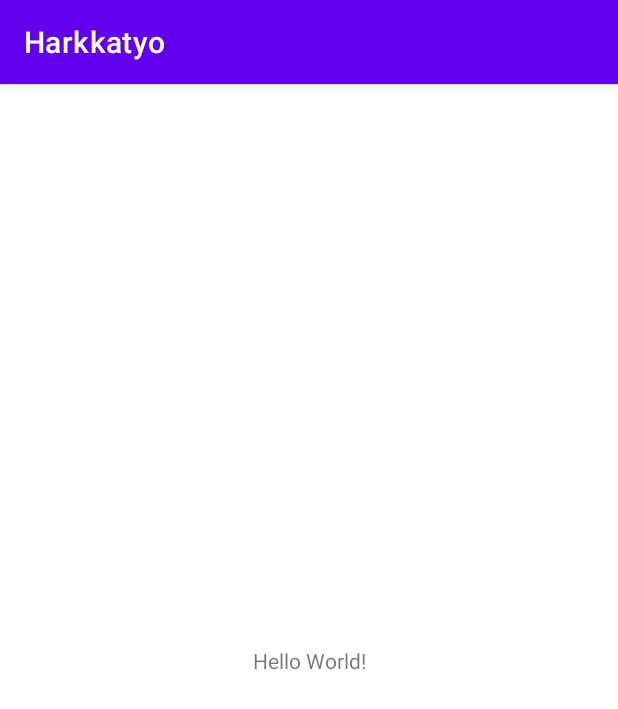
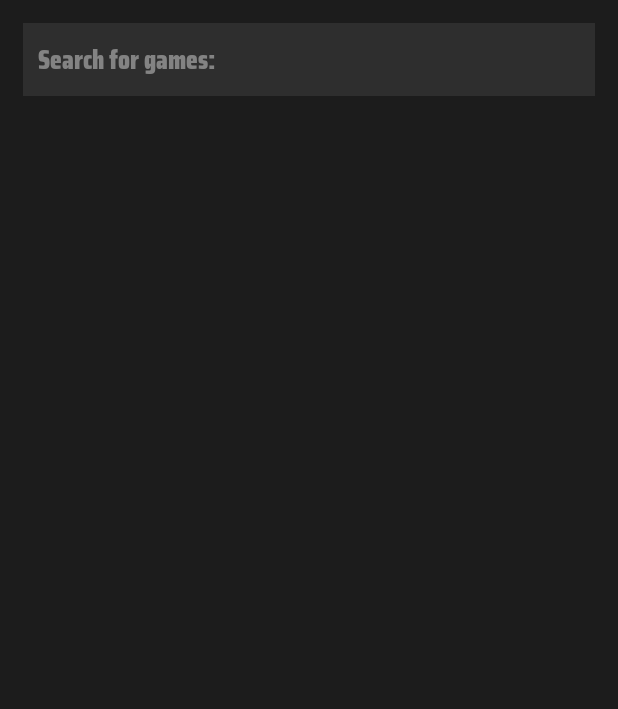
Before and after one commit to knuutti/speedrun-mobile-app, an Android app: the screen it shows after launch (MainActivity), on a phone screen of 412 x 824 dp. Shown: the top 709 px of the screen. Run offline under Robolectric (Android 15) with nearby library versions, the phone set to English and light mode, and no system bars.

Commit message:
Added game search

```diff
--- a/app/src/main/AndroidManifest.xml
+++ b/app/src/main/AndroidManifest.xml
@@ -2,12 +2,14 @@
 <manifest xmlns:android="http://schemas.android.com/apk/res/android"
     package="com.example.harkkatyo">
 
+    <uses-permission android:name="android.permission.INTERNET" />
     <application
         android:allowBackup="true"
         android:icon="@mipmap/ic_launcher"
         android:label="@string/app_name"
         android:roundIcon="@mipmap/ic_launcher_round"
         android:supportsRtl="true"
+        android:usesCleartextTraffic="true"
         android:theme="@style/Theme.Harkkatyo">
         <activity
             android:name=".MainActivity"
--- a/app/src/main/java/com/example/harkkatyo/MainActivity.java
+++ b/app/src/main/java/com/example/harkkatyo/MainActivity.java
@@ -2,13 +2,70 @@ package com.example.harkkatyo;
 
 import androidx.appcompat.app.AppCompatActivity;
 
+import android.content.Context;
+import android.graphics.Rect;
 import android.os.Bundle;
+import android.os.StrictMode;
+import android.view.MotionEvent;
+import android.view.View;
+import android.view.inputmethod.InputMethodManager;
+import android.widget.EditText;
+import android.widget.ListView;
+
+import java.util.ArrayList;
 
 public class MainActivity extends AppCompatActivity {
+
+    ReadJSON json = ReadJSON.getInstance();
+
+    private EditText etGameSearch;
+    protected ListView lvGameList;
+
+    private ArrayList<Game> gameList;
 
     @Override
     protected void onCreate(Bundle savedInstanceState) {
         super.onCreate(savedInstanceState);
-        setContentView(R.layout.activity_main);
+        setContentView(R.layout.main_page);
+
+        StrictMode.ThreadPolicy policy = new StrictMode.ThreadPolicy.Builder().permitAll().build();
+        StrictMode.setThreadPolicy(policy);
+
+        etGameSearch = findViewById(R.id.etGameSearch);
+        lvGameList = findViewById(R.id.lvGameList);
     }
+
+    // Method for searching games based on user input
+    public void searchGames(View v) {
+        gameList = json.gameSearch(etGameSearch.getText().toString());
+        setGameList();
+    }
+
+    // Method for updating the list of games shown
+    private void setGameList(){
+        if (gameList != null) {
+            GameListAdapter adapter = new GameListAdapter(this, R.layout.game_list_view, gameList);
+            lvGameList.setAdapter(adapter);
+        }
+
+    }
+
+    // This makes EditText element to lose focus after clicking somewhere else
+    @Override
+    public boolean dispatchTouchEvent(MotionEvent event) {
+        if (event.getAction() == MotionEvent.ACTION_DOWN) {
+            View v = getCurrentFocus();
+            if ( v instanceof EditText) {
+                Rect outRect = new Rect();
+                v.getGlobalVisibleRect(outRect);
+                if (!outRect.contains((int)event.getRawX(), (int)event.getRawY())) {
+                    v.clearFocus();
+                    InputMethodManager imm = (InputMethodManager) getSystemService(Context.INPUT_METHOD_SERVICE);
+                    imm.hideSoftInputFromWindow(v.getWindowToken(), 0);
+                }
+            }
+        }
+        return super.dispatchTouchEvent( event );
+    }
+
 }
--- a/app/src/main/res/layout/activity_main.xml
+++ /dev/null
@@ -1,18 +0,0 @@
-<?xml version="1.0" encoding="utf-8"?>
-<androidx.constraintlayout.widget.ConstraintLayout xmlns:android="http://schemas.android.com/apk/res/android"
-    xmlns:app="http://schemas.android.com/apk/res-auto"
-    xmlns:tools="http://schemas.android.com/tools"
-    android:layout_width="match_parent"
-    android:layout_height="match_parent"
-    tools:context=".MainActivity">
-
-    <TextView
-        android:layout_width="wrap_content"
-        android:layout_height="wrap_content"
-        android:text="Hello World!"
-        app:layout_constraintBottom_toBottomOf="parent"
-        app:layout_constraintLeft_toLeftOf="parent"
-        app:layout_constraintRight_toRightOf="parent"
-        app:layout_constraintTop_toTopOf="parent" />
-
-</androidx.constraintlayout.widget.ConstraintLayout>
--- /dev/null
+++ b/app/src/main/res/layout/main_page.xml
@@ -0,0 +1,46 @@
+<?xml version="1.0" encoding="utf-8"?>
+<androidx.constraintlayout.widget.ConstraintLayout xmlns:android="http://schemas.android.com/apk/res/android"
+    xmlns:app="http://schemas.android.com/apk/res-auto"
+    xmlns:tools="http://schemas.android.com/tools"
+    android:layout_width="match_parent"
+    android:layout_height="match_parent"
+    android:background="#1C1C1C"
+    tools:context=".MainActivity">
+
+    <EditText
+        android:id="@+id/etGameSearch"
+        android:layout_width="0dp"
+        android:layout_height="wrap_content"
+        android:layout_marginStart="15dp"
+        android:layout_marginTop="15dp"
+        android:layout_marginEnd="15dp"
+        android:background="#2E2E2E"
+        android:fontFamily="@font/saicond"
+        android:hint="Search for games:"
+        android:inputType="textPersonName"
+        android:minHeight="48dp"
+        android:onClick="searchGames"
+        android:padding="10dp"
+        android:textColor="#FFFFFF"
+        android:textColorHint="#838383"
+        app:layout_constraintBottom_toBottomOf="parent"
+        app:layout_constraintEnd_toEndOf="parent"
+        app:layout_constraintStart_toStartOf="parent"
+        app:layout_constraintTop_toTopOf="parent"
+        app:layout_constraintVertical_bias="0.0" />
+
+    <ListView
+        android:id="@+id/lvGameList"
+        android:layout_width="0dp"
+        android:layout_height="0dp"
+        android:layout_marginStart="15dp"
+        android:layout_marginTop="15dp"
+        android:layout_marginEnd="15dp"
+        android:layout_marginBottom="15dp"
+        android:visibility="visible"
+        app:layout_constraintBottom_toBottomOf="parent"
+        app:layout_constraintEnd_toEndOf="parent"
+        app:layout_constraintStart_toStartOf="parent"
+        app:layout_constraintTop_toBottomOf="@+id/etGameSearch"
+        app:layout_constraintVertical_bias="0.35000002" />
+</androidx.constraintlayout.widget.ConstraintLayout>
--- a/app/src/main/res/values-night/themes.xml
+++ b/app/src/main/res/values-night/themes.xml
@@ -1,6 +1,6 @@
 <resources xmlns:tools="http://schemas.android.com/tools">
     <!-- Base application theme. -->
-    <style name="Theme.Harkkatyo" parent="Theme.MaterialComponents.DayNight.DarkActionBar">
+    <style name="Theme.Harkkatyo" parent="Theme.MaterialComponents.DayNight.NoActionBar">
         <!-- Primary brand color. -->
         <item name="colorPrimary">@color/purple_200</item>
         <item name="colorPrimaryVariant">@color/purple_700</item>
--- a/app/src/main/res/values/themes.xml
+++ b/app/src/main/res/values/themes.xml
@@ -1,6 +1,6 @@
 <resources xmlns:tools="http://schemas.android.com/tools">
     <!-- Base application theme. -->
-    <style name="Theme.Harkkatyo" parent="Theme.MaterialComponents.DayNight.DarkActionBar">
+    <style name="Theme.Harkkatyo" parent="Theme.MaterialComponents.DayNight.NoActionBar">
         <!-- Primary brand color. -->
         <item name="colorPrimary">@color/purple_500</item>
         <item name="colorPrimaryVariant">@color/purple_700</item>
@@ -8,7 +8,7 @@
         <!-- Secondary brand color. -->
         <item name="colorSecondary">@color/teal_200</item>
         <item name="colorSecondaryVariant">@color/teal_700</item>
-        <item name="colorOnSecondary">@color/black</item>
+        <item name="colorOnSecondary">@color/white</item>
         <!-- Status bar color. -->
         <item name="android:statusBarColor" tools:targetApi="l">?attr/colorPrimaryVariant</item>
         <!-- Customize your theme here. -->
```
Also changed, not shown: app/build.gradle (+7 -0 lines), app/src/main/java/com/example/harkkatyo/Game.java (+13 -0 lines), app/src/main/java/com/example/harkkatyo/GameListAdapter.java (added, +69 -0 lines), app/src/main/java/com/example/harkkatyo/ReadJSON.java (+42 -0 lines), app/src/main/res/layout/game_list_view.xml (added, +30 -0 lines), app/src/main/res/font/saicond.ttf (added).
